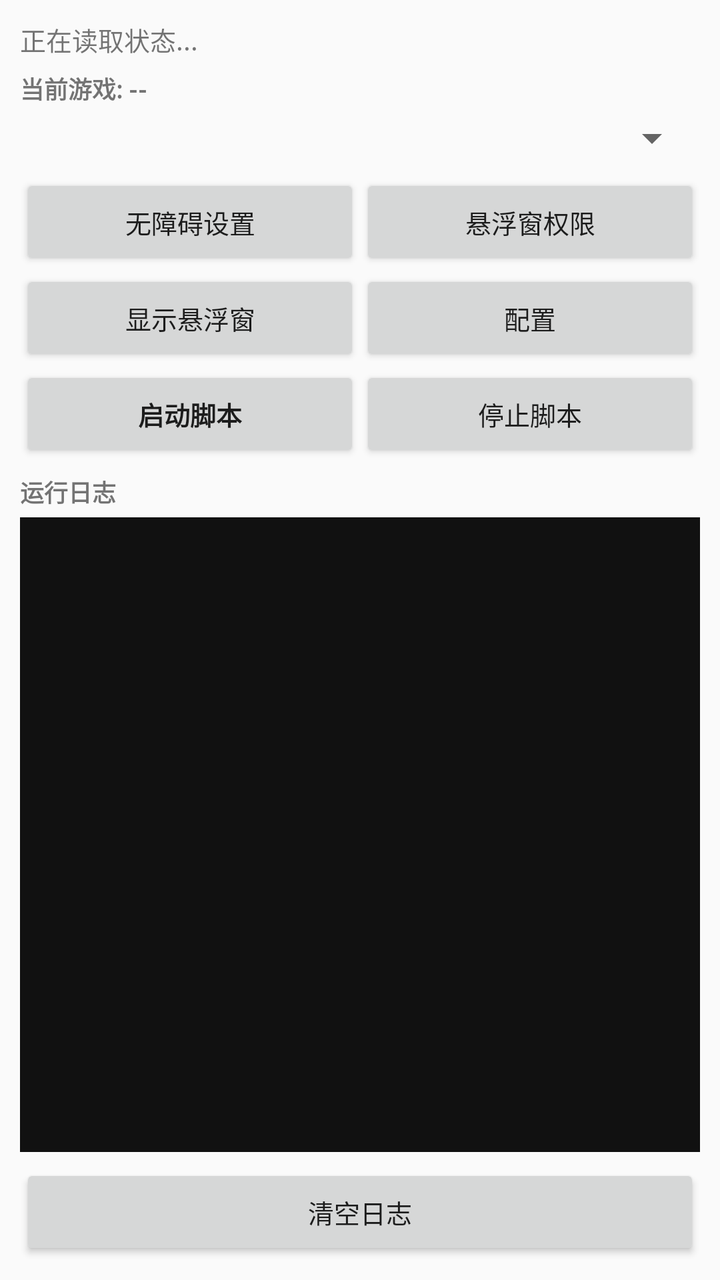
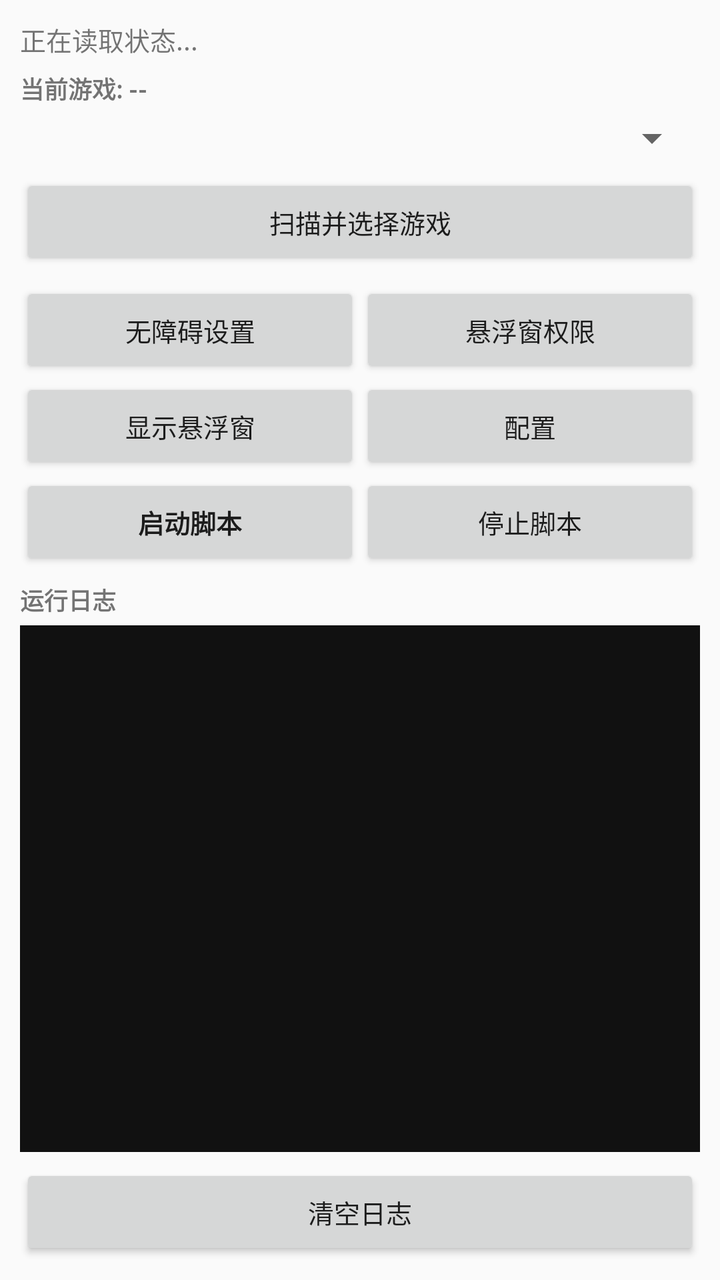

The first picture is an Android layout as it rendered before a commit; the second is the same layout after the commit. The layout source and the unified diff follow.
<!-- AndroidManifest.xml: application theme android:Theme.Material.Light.DarkActionBar -->
<!-- res/layout/activity_main.xml -->
<?xml version="1.0" encoding="utf-8"?>
<LinearLayout xmlns:android="http://schemas.android.com/apk/res/android"
    android:layout_width="match_parent"
    android:layout_height="match_parent"
    android:orientation="vertical"
    android:padding="10dp">

    <TextView
        android:id="@+id/tv_status"
        android:layout_width="match_parent"
        android:layout_height="wrap_content"
        android:paddingBottom="6dp"
        android:text="正在读取状态..."
        android:textSize="13sp" />

    <TextView
        android:id="@+id/tv_game"
        android:layout_width="match_parent"
        android:layout_height="wrap_content"
        android:paddingBottom="4dp"
        android:text="当前游戏: --"
        android:textSize="12sp"
        android:textStyle="bold" />

    <Spinner
        android:id="@+id/sp_game"
        android:layout_width="match_parent"
        android:layout_height="wrap_content"
        android:layout_marginBottom="6dp" />

    <LinearLayout
        android:layout_width="match_parent"
        android:layout_height="wrap_content"
        android:orientation="horizontal">

        <Button
            android:id="@+id/btn_service"
            android:layout_width="0dp"
            android:layout_height="wrap_content"
            android:layout_weight="1"
            android:text="无障碍设置"
            android:textSize="13sp" />

        <Button
            android:id="@+id/btn_overlay"
            android:layout_width="0dp"
            android:layout_height="wrap_content"
            android:layout_weight="1"
            android:text="悬浮窗权限"
            android:textSize="13sp" />
    </LinearLayout>

    <LinearLayout
        android:layout_width="match_parent"
        android:layout_height="wrap_content"
        android:orientation="horizontal">

        <Button
            android:id="@+id/btn_float"
            android:layout_width="0dp"
            android:layout_height="wrap_content"
            android:layout_weight="1"
            android:text="显示悬浮窗"
            android:textSize="13sp" />

        <Button
            android:id="@+id/btn_config"
            android:layout_width="0dp"
            android:layout_height="wrap_content"
            android:layout_weight="1"
            android:text="配置"
            android:textSize="13sp" />
    </LinearLayout>

    <LinearLayout
        android:layout_width="match_parent"
        android:layout_height="wrap_content"
        android:orientation="horizontal">

        <Button
            android:id="@+id/btn_start"
            android:layout_width="0dp"
            android:layout_height="wrap_content"
            android:layout_weight="1"
            android:text="启动脚本"
            android:textSize="13sp"
            android:textStyle="bold" />

        <Button
            android:id="@+id/btn_stop"
            android:layout_width="0dp"
            android:layout_height="wrap_content"
            android:layout_weight="1"
            android:text="停止脚本"
            android:textSize="13sp" />
    </LinearLayout>

    <TextView
        android:layout_width="match_parent"
        android:layout_height="wrap_content"
        android:paddingTop="6dp"
        android:paddingBottom="4dp"
        android:text="运行日志"
        android:textSize="12sp"
        android:textStyle="bold" />

    <ScrollView
        android:id="@+id/log_scroll"
        android:layout_width="match_parent"
        android:layout_height="0dp"
        android:layout_weight="1"
        android:background="#FF111111">

        <TextView
            android:id="@+id/tv_log"
            android:layout_width="match_parent"
            android:layout_height="wrap_content"
            android:padding="6dp"
            android:textColor="#FF33DD33"
            android:textIsSelectable="true"
            android:textSize="11sp"
            android:typeface="monospace" />
    </ScrollView>

    <Button
        android:id="@+id/btn_clearlog"
        android:layout_width="match_parent"
        android:layout_height="wrap_content"
        android:layout_marginTop="6dp"
        android:text="清空日志"
        android:textSize="13sp" />
</LinearLayout>
<!-- resources referenced by this layout -->
<resources>

</resources>

<!-- the commit's change to res/layout/activity_main.xml (unified diff, before → after) -->
@@ -27,6 +27,14 @@
         android:layout_width="match_parent"
         android:layout_height="wrap_content"
         android:layout_marginBottom="6dp" />
+
+    <Button
+        android:id="@+id/btn_scan"
+        android:layout_width="match_parent"
+        android:layout_height="wrap_content"
+        android:layout_marginBottom="6dp"
+        android:text="扫描并选择游戏"
+        android:textSize="13sp" />
 
     <LinearLayout
         android:layout_width="match_parent"
